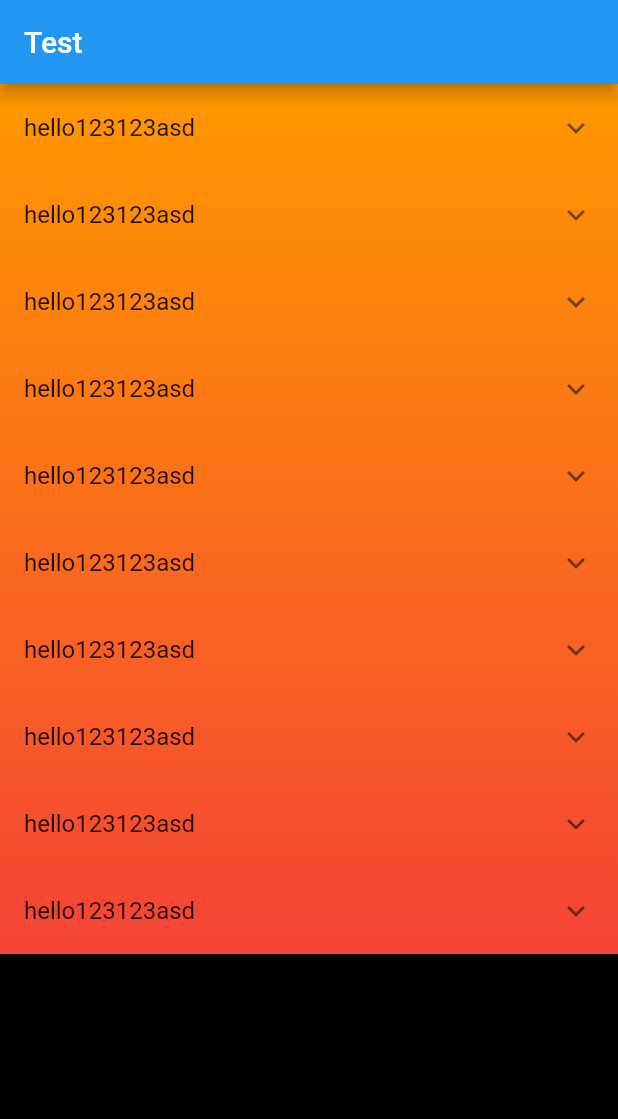
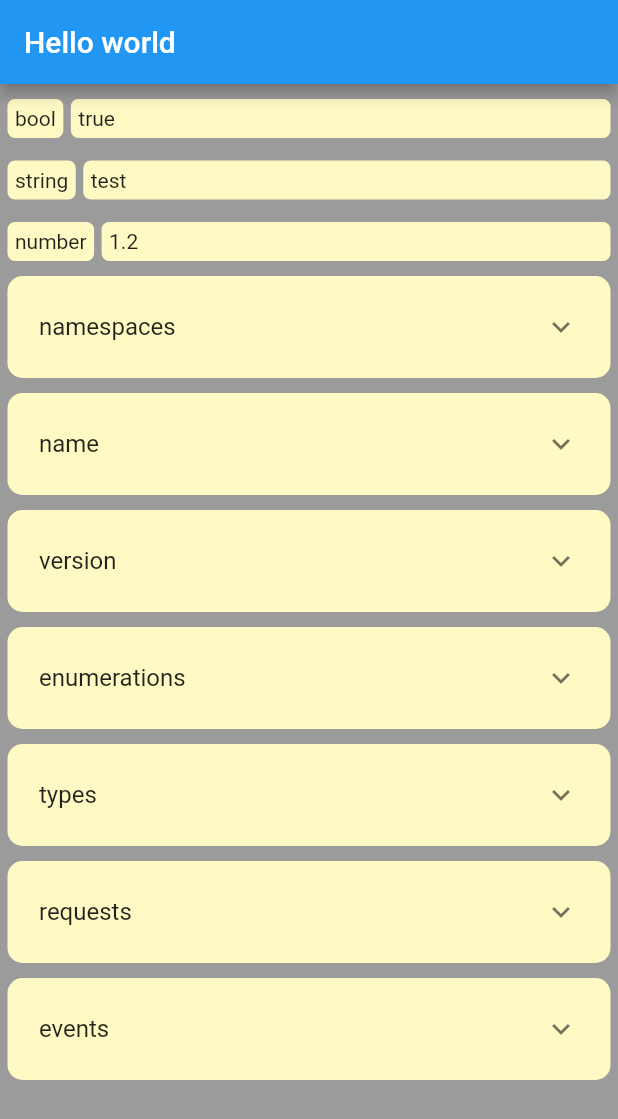
Before and after one commit to StireArLankar/flutter_json_editor, a Flutter app: the screen it shows after launch, on a phone screen of 412 x 824 dp. Shown: the top 1119 px of the screen. Run offline on Flutter 3.47's test engine with Material 2 defaults, Android fonts, the phone set to English and light mode, and no system bars.

Commit message:
added json parsing

```diff
--- /dev/null
+++ b/lib/jsonParser.dart
@@ -0,0 +1,255 @@
+import 'dart:convert';
+import 'package:flutter/material.dart';
+
+const colors = [
+  Colors.yellow,
+  Colors.blue,
+  Colors.pink,
+  Colors.lightGreen,
+];
+
+var temp = 5 % 10;
+
+final Map keymap = {};
+
+class Test extends StatefulWidget {
+  final dynamic data;
+  final int depth;
+  final String kee;
+
+  Test({
+    Key? key,
+    required this.data,
+    required this.depth,
+    required this.kee,
+  }) : super(key: key);
+
+  @override
+  _TestState createState() => _TestState();
+}
+
+void _getPositions2(GlobalKey<State<StatefulWidget>> _key) {
+  final renderObject = _key.currentContext?.findRenderObject();
+  var translation = renderObject?.getTransformTo(null).getTranslation();
+  if (translation != null && renderObject?.paintBounds != null) {
+    final temp = renderObject?.paintBounds.shift(Offset(translation.x, translation.y));
+    print(keymap);
+    if (temp != null) {
+      print('TOP: ${temp.top}');
+      print('bottom: ${temp.bottom}');
+      print('left: ${temp.left}');
+      print('right: ${temp.right}');
+    }
+  } else {
+    print('no position');
+  }
+}
+
+class _TestState extends State<Test> {
+  final GlobalKey _key = GlobalKey();
+
+  @override
+  void initState() {
+    super.initState();
+    if (widget.depth == 1) {
+      keymap[widget.kee] = _key;
+    }
+  }
+
+  _getPositions() {
+    final renderObject = _key.currentContext?.findRenderObject();
+    var translation = renderObject?.getTransformTo(null).getTranslation();
+    if (translation != null && renderObject?.paintBounds != null) {
+      final temp = renderObject?.paintBounds.shift(Offset(translation.x, translation.y));
+      print(keymap);
+      if (temp != null) {
+        print('TOP: ${temp.top}');
+        print('bottom: ${temp.bottom}');
+        print('left: ${temp.left}');
+        print('right: ${temp.right}');
+      }
+
+      if (keymap[widget.kee] != null) {
+        _getPositions2(keymap[widget.kee]);
+      } else {}
+    } else {
+      print('no position');
+    }
+  }
+
+  @override
+  Widget build(BuildContext context) {
+    if (widget.data is String ||
+        widget.data is double ||
+        widget.data is int ||
+        widget.data is bool) {
+      return GestureDetector(
+        key: widget.kee == 'type' ? _key : null,
+        onTap: widget.kee == 'type' ? _getPositions : null,
+        child: Container(
+          padding: EdgeInsets.all(5),
+          margin: EdgeInsets.only(top: 5),
+          child: Row(
+            children: [
+              Container(
+                child: Text(widget.kee),
+                padding: EdgeInsets.all(5),
+                margin: EdgeInsets.only(right: 5),
+                decoration: BoxDecoration(
+                  borderRadius: BorderRadius.circular(5),
+                  color: colors[widget.depth % colors.length][100],
+                ),
+              ),
+              Expanded(
+                child: Container(
+                  padding: EdgeInsets.all(5),
+                  decoration: BoxDecoration(
+                    borderRadius: BorderRadius.circular(5),
+                    color: colors[widget.depth % colors.length][100],
+                  ),
+                  child: Text('${widget.data}'),
+                ),
+              ),
+            ],
+          ),
+        ),
+      );
+    }
+
+    if (widget.data is List) {
+      final temp = widget.data as List;
+
+      return Container(
+        padding: EdgeInsets.all(5),
+        margin: EdgeInsets.all(5),
+        decoration: BoxDecoration(
+          borderRadius: BorderRadius.circular(10),
+          color: colors[widget.depth % colors.length][100],
+        ),
+        child: ExpansionTile(
+          maintainState: true,
+          expandedAlignment: Alignment.topLeft,
+          title: Text(widget.kee),
+          children: [
+            Container(
+              child: Wrap(
+                spacing: 5,
+                runSpacing: 5,
+                children: temp.map((el) {
+                  return Container(
+                    padding: EdgeInsets.all(5),
+                    margin: EdgeInsets.all(5),
+                    decoration: BoxDecoration(
+                      borderRadius: BorderRadius.circular(5),
+                      color: colors[(widget.depth + 1) % colors.length][100],
+                    ),
+                    child: Text(el),
+                  );
+                }).toList(),
+              ),
+            ),
+          ],
+        ),
+      );
+    }
+
+    if (widget.data is Map && widget.data.containsKey('type') && widget.data['type'] is String) {
+      final temp = widget.data as Map;
+
+      final params = temp.keys.map((kee) {
+        return Test(
+          depth: widget.depth + 1,
+          kee: kee,
+          data: temp[kee],
+        );
+      }).toList();
+
+      return Container(
+        padding: EdgeInsets.all(5),
+        margin: EdgeInsets.all(5),
+        decoration: BoxDecoration(
+          borderRadius: BorderRadius.circular(10),
+          color: colors[widget.depth % colors.length][100],
+        ),
+        child: Column(
+          children: [Text(widget.kee), ...params],
+        ),
+      );
+    }
+
+    if (widget.data is Map) {
+      final temp = widget.data as Map;
+
+      return GestureDetector(
+        key: _key,
+        onTap: _getPositions,
+        child: Container(
+          padding: EdgeInsets.all(5),
+          margin: EdgeInsets.all(5),
+          decoration: BoxDecoration(
+            borderRadius: BorderRadius.circular(10),
+            color: colors[widget.depth % colors.length][100],
+          ),
+          child: ExpansionTile(
+            maintainState: true,
+            title: Text(widget.kee),
+            children: temp.keys.map((kee) {
+              return Test(
+                depth: widget.depth + 1,
+                kee: kee,
+                data: temp[kee],
+              );
+            }).toList(),
+          ),
+        ),
+      );
+    }
+
+    return Container();
+  }
+}
+
+void logObject(dynamic arg) {
+  if (arg is Map) {
+    print('--- OBJECT --- === $arg');
+    for (var kee in arg.keys) {
+      logObject(arg[kee]);
+    }
+  } else if (arg is List) {
+    print('--- ARRAY --- === $arg');
+    arg.forEach((element) {
+      logObject(element);
+    });
+  } else if (arg is String) {
+    print('--- STRING --- === $arg');
+  } else if (arg is double || arg is int) {
+    print('--- NUMBER --- === $arg');
+  }
+}
+
+void parseJson(String raw) {
+  final Map<String, dynamic> object = json.decode(raw) as Map<String, dynamic>;
+
+  List<String> global = [];
+
+  void addGlobalType(String str) {
+    global.add(str);
+  }
+
+  void addGlobalEnums(String str) {
+    global.add(str);
+  }
+
+  for (var kee in object.keys) {
+    // print(kee);
+
+    if (kee == 'types') {
+      print(object[kee].keys);
+    }
+
+    // logObject(object[kee]);
+    // print('---');
+  }
+
+  print(object);
+}
--- a/lib/main.dart
+++ b/lib/main.dart
@@ -1,8 +1,129 @@
+import 'dart:convert';
+
 import 'package:flutter/material.dart';
+import 'package:flutter_json_editor/jsonParser.dart';
 
-import 'view.dart';
+// import 'view.dart';
+import 'view2.dart';
+
+const protoc = '''
+{
+  "bool": true,
+  "string": "test",
+  "number": 1.2,
+   "namespaces":[
+      "WalletClient"
+   ],
+   "name":[
+      "Protocol"
+   ],
+   "version":{
+      "major":0,
+      "minor":0
+   },
+   "enumerations":{
+      "Blockchains":[
+         "BTC",
+         "ETH",
+         "MHC",
+         "EOS",
+         "TRX",
+         "TBC"
+      ]
+   },
+   "types":{
+      "LogMessageRequest":{
+         "enumerations":{
+            "Level":[
+               "Trace",
+               "Info",
+               "Warning",
+               "Error",
+               "Fatal"
+            ]
+         },
+         "properties":{
+            "level":{
+               "type":"enum",
+               "of":"Level"
+            },
+            "message":{
+               "type":"string"
+            }
+         }
+      },
+      "TransferInfoResponse":{
+         "types":{
+            "Account":{
+               "properties":{
+                  "id":{
+                     "type":"string"
+                  },
+                  "blockchain":{
+                     "type":"enum",
+                     "of":"Blockchains"
+                  },
+                  "token":{
+                     "type":"string"
+                  },
+                  "amount":{
+                     "type":"string"
+                  },
+                  "type":{
+                     "type":"enum",
+                     "of":"AccountType"
+                  }
+               }
+            }
+         },
+         "properties":{
+            "accounts":{
+               "type":"array",
+               "of":"Account"
+            }
+         }
+      }
+   },
+   "requests":{
+      "WidgetLog":{
+         "payload":{
+            "data":{
+               "type":"LogMessageRequest"
+            }
+         },
+         "response":{
+
+         }
+      },
+      "TransferInfo":{
+         "payload":{
+
+         },
+         "response":{
+            "payload":{
+               "data":{
+                  "type":"TransferInfoResponse"
+               }
+            }
+         }
+      }
+   },
+   "events":{
+      "Notification":{
+         "payload":{
+            "type":{
+               "type":"enum",
+               "of":"Notifications"
+            }
+         }
+      }
+   }
+}
+''';
 
 void main() {
+  parseJson(protoc);
+
   runApp(MyApp());
 }
 
@@ -14,93 +135,9 @@ class MyApp extends StatelessWidget {
       title: 'Flutter Demo',
       theme: ThemeData(
         primarySwatch: Colors.blue,
+        dividerColor: Colors.transparent,
       ),
-      home: MyTest(title: "Test"),
+      home: MyTest2(json: json.decode(protoc)),
     );
   }
 }
-
-class MyHomePage extends StatefulWidget {
-  MyHomePage({Key? key, this.title}) : super(key: key);
-
-  // This widget is the home page of your application. It is stateful, meaning
-  // that it has a State object (defined below) that contains fields that affect
-  // how it looks.
-
-  // This class is the configuration for the state. It holds the values (in this
-  // case the title) provided by the parent (in this case the App widget) and
-  // used by the build method of the State. Fields in a Widget subclass are
-  // always marked "final".
-
-  final String? title;
-
-  @override
-  _MyHomePageState createState() => _MyHomePageState();
-}
-
-class _MyHomePageState extends State<MyHomePage> {
-  int _counter = 0;
-
-  void _incrementCounter() {
-    setState(() {
-      // This call to setState tells the Flutter framework that something has
-      // changed in this State, which causes it to rerun the build method below
-      // so that the display can reflect the updated values. If we changed
-      // _counter without calling setState(), then the build method would not be
-      // called again, and so nothing would appear to happen.
-      _counter++;
-    });
-  }
-
-  @override
-  Widget build(BuildContext context) {
-    // This method is rerun every time setState is called, for instance as done
-    // by the _incrementCounter method above.
-    //
-    // The Flutter framework has been optimized to make rerunning build methods
-    // fast, so that you can just rebuild anything that needs updating rather
-    // than having to individually change instances of widgets.
-    return Scaffold(
-      appBar: AppBar(
-        // Here we take the value from the MyHomePage object that was created by
-        // the App.build method, and use it to set our appbar title.
-        title: Text(widget.title!),
-      ),
-      body: Center(
-        // Center is a layout widget. It takes a single child and positions it
-        // in the middle of the parent.
-        child: Column(
-          // Column is also a layout widget. It takes a list of children and
-          // arranges them vertically. By default, it sizes itself to fit its
-          // children horizontally, and tries to be as tall as its parent.
-          //
-          // Invoke "debug painting" (press "p" in the console, choose the
-          // "Toggle Debug Paint" action from the Flutter Inspector in Android
-          // Studio, or the "Toggle Debug Paint" command in Visual Studio Code)
-          // to see the wireframe for each widget.
-          //
-          // Column has various properties to control how it sizes itself and
-          // how it positions its children. Here we use mainAxisAlignment to
-          // center the children vertically; the main axis here is the vertical
-          // axis because Columns are vertical (the cross axis would be
-          // horizontal).
-          mainAxisAlignment: MainAxisAlignment.center,
-          children: <Widget>[
-            Text(
-              'You have pushed the button this many times:',
-            ),
-            Text(
-              '$_counter',
-              style: Theme.of(context).textTheme.headline4,
-            ),
-          ],
-        ),
-      ),
-      floatingActionButton: FloatingActionButton(
-        onPressed: _incrementCounter,
-        tooltip: 'Increment',
-        child: Icon(Icons.add),
-      ), // This trailing comma makes auto-formatting nicer for build methods.
-    );
-  }
-}
--- /dev/null
+++ b/lib/view2.dart
@@ -0,0 +1,69 @@
+import 'package:flutter/material.dart';
+import './jsonParser.dart';
+
+class MyTest2 extends StatelessWidget {
+  const MyTest2({
+    Key? key,
+    required this.json,
+  }) : super(key: key);
+
+  final Map json;
+
+  @override
+  Widget build(BuildContext context) {
+    return Scaffold(
+      appBar: AppBar(
+        title: Text("Hello world"),
+      ),
+      body: Column(
+        crossAxisAlignment: CrossAxisAlignment.stretch,
+        children: [
+          Expanded(
+            child: LayoutBuilder(builder: (context, constraints) {
+              return InteractiveViewer(
+                maxScale: 1,
+                minScale: 1,
+                constrained: false,
+                child: Container(
+                  constraints: BoxConstraints(
+                    minWidth: constraints.minWidth,
+                    minHeight: constraints.minHeight,
+                  ),
+                  color: Colors.black38,
+                  child: Table(
+                    defaultColumnWidth: IntrinsicColumnWidth(),
+                    children: [
+                      TableRow(
+                        children: [
+                          Container(
+                            // decoration: BoxDecoration(
+                            //   gradient: LinearGradient(
+                            //     begin: Alignment.topCenter,
+                            //     end: Alignment.bottomCenter,
+                            //     colors: [Colors.orange, Colors.red],
+                            //     stops: [0.0, 1.0],
+                            //   ),
+                            // ),
+                            child: Column(
+                              children: json.keys.map((kee) {
+                                return Test(
+                                  data: json[kee],
+                                  kee: kee,
+                                  depth: 0,
+                                );
+                              }).toList(),
+                            ),
+                          ),
+                        ],
+                      ),
+                    ],
+                  ),
+                ),
+              );
+            }),
+          ),
+        ],
+      ),
+    );
+  }
+}
```
Also changed, not shown: package.json (added, +11 -0 lines).
